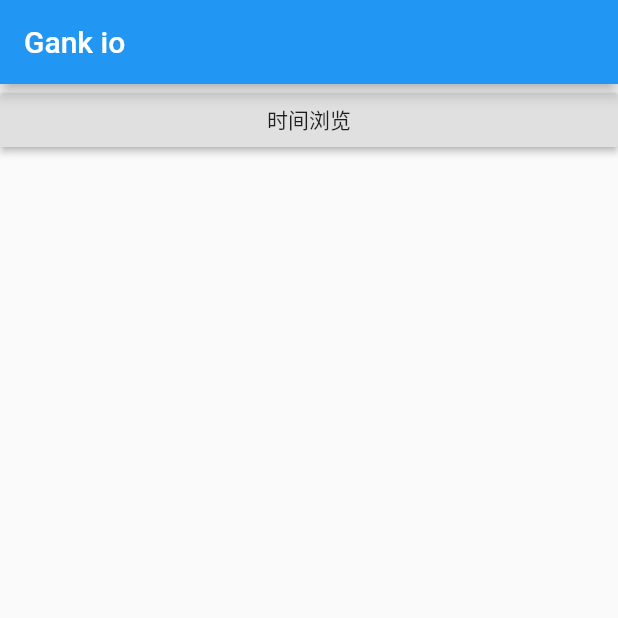
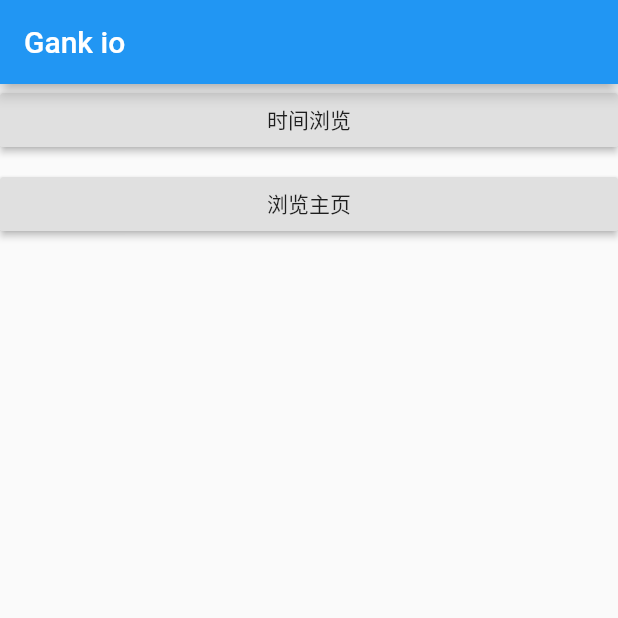
Before and after one commit to ForgetAll/gank_flutter, a Flutter app: the screen it shows after launch, on a phone screen of 412 x 824 dp, the top half of it. Run offline on Flutter 3.47's test engine with Material 2 defaults, Android fonts, the phone set to English and light mode, and no system bars.

```diff
--- a/lib/main.dart
+++ b/lib/main.dart
@@ -1,7 +1,9 @@
 import 'package:flutter/material.dart';
 import 'package:gank_flutter/data/gank_data.dart';
 import 'package:gank_flutter/info_ui/date_ui.dart';
+import 'package:gank_flutter/info_ui/home.dart';
 import 'package:gank_flutter/network/http.dart';
+
 
 void main() => runApp(new MyApp());
 
@@ -15,7 +17,8 @@ class MyApp extends StatelessWidget {
       ),
       home: MainPage(),
       routes: <String, WidgetBuilder>{
-        '/infodate': (BuildContext context) => DatePage()
+        '/infodate': (BuildContext context) => DatePage(),
+        '/home': (BuildContext context) => HomePage(),
       },
     );
   }
@@ -40,14 +43,37 @@ class MainState extends State<MainPage> {
       appBar: AppBar(
         title: Text('Gank io'),
       ),
-      body: Row(
+      body: Column(
         children: <Widget>[
-          Expanded(
-              child: RaisedButton(
-                onPressed: () => Navigator.of(context).pushNamed('/infodate'),
-                child: Text('时间浏览'),
-              )
+          Row(
+              children: <Widget>[
+                Expanded(
+                  child: RaisedButton(
+                    onPressed: () => Navigator.of(context).pushNamed('/infodate'),
+                    child: Text('时间浏览'),
+                  ),
+                )
+              ]),
+          Container(
+            margin: EdgeInsets.only(top: 8.0),
           ),
+          Row(
+              children: <Widget>[
+                Expanded(
+                    child: RaisedButton(
+                      onPressed: () =>
+                          Navigator.
+                          of(context).pushNamed('/home'
+                          ),
+                      child: Text('浏览主页')
+                      ,
+                    )
+                )
+              ]),
+
+          Container(
+            margin: EdgeInsets.only(top: 8.0),
+          )
         ],
       ),
     );
--- a/lib/network/http.dart
+++ b/lib/network/http.dart
@@ -1,14 +1,16 @@
 import 'dart:async';
 import 'dart:convert';
 import 'dart:io';
-import 'package:dson/dson.dart';
-import 'package:gank_flutter/data/gank_data.dart';
+
+import 'package:meta/meta.dart';
 
 class GankHttp {
   static var httpClient = HttpClient();
-  static var baseUrl = 'https://gank.io/api';
+  static String baseUrl = 'https://gank.io/api';
+  static String _dateUrl = baseUrl + '/day/history';
+  static String _girlUrl = baseUrl + '/data/福利';
 
-  static Future<String> get(String path) async {
+  static Future<String> get(@required String path) async {
     var request = await _get(path);
     var response = await request.close();
     var data = await response.transform(UTF8.decoder).join();
@@ -16,17 +18,17 @@ class GankHttp {
     return data;
   }
 
-  static String _parseHttpUrl(String path) {
-    if (path.contains(baseUrl)) {
-      return path.replaceAll(baseUrl, '');
-    }
-
-    return path;
-  }
-
   static Future<HttpClientRequest> _get(String path) {
 //    path = _parseHttpUrl(path);
     print('baseUrl = $baseUrl path = $path');
     return httpClient.getUrl(Uri.parse(path));
   }
+
+  static Future<String> getDate() {
+    return get(_dateUrl);
+  }
+
+  static Future<String> getGirls(@required int index, [int count = 20]) {
+    return get(_girlUrl + '/$count/$index');
+  }
 }
--- a/pubspec.yaml
+++ b/pubspec.yaml
@@ -6,7 +6,8 @@ dependencies:
     sdk: flutter
 
   photo_view: ^0.0.3
-  dson: ^0.13.0
+  flutter_staggered_grid_view: ^0.2.2
+  shared_preferences: ^0.4.2
 
   # The following adds the Cupertino Icons font to your application.
   # Use with the CupertinoIcons class for iOS style icons.
@@ -17,7 +18,8 @@ dev_dependencies:
     sdk: flutter
 
   photo_view: ^0.0.3
-  dson: ^0.13.0
+  flutter_staggered_grid_view: ^0.2.2
+  shared_preferences: ^0.4.2
 
 
 # For information on the generic Dart part of this file, see the
```
Also changed, not shown: lib/data/gank_data.dart (+91 -2 lines), lib/info_ui/date_ui.dart (+15 -10 lines), lib/info_ui/home.dart (added, +108 -0 lines), pubspec.lock, 7 other files.
